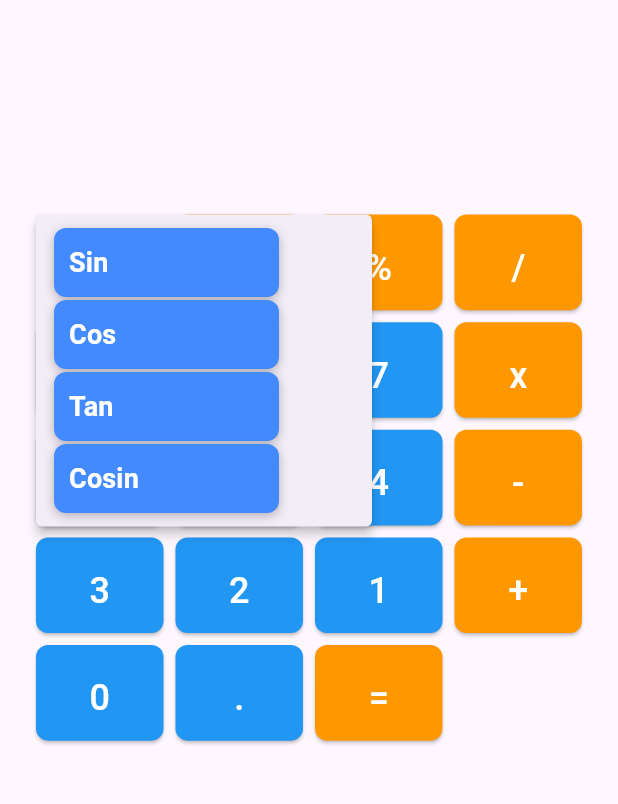
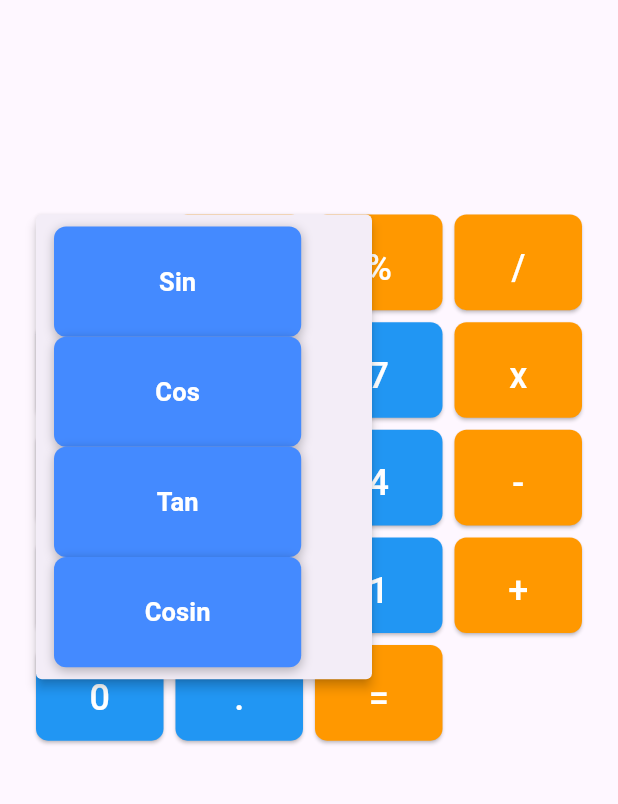
Before and after one commit to PTD-269/android-calculator, a Flutter app: the screen it shows after launch, after a tap on the "more vert" icon, on a phone screen of 412 x 824 dp, the part 168-972 px from its top. Run offline on Flutter 3.47's test engine with Material 3 defaults, Android fonts, the phone set to English and light mode, and no system bars.

Commit message:
fix 1: padding more

```diff
--- a/lib/Widgets/MoreOptionsMenu.dart
+++ b/lib/Widgets/MoreOptionsMenu.dart
@@ -1,15 +1,80 @@
+// import 'package:flutter/material.dart';
+// class MoreOptionsMenu extends StatelessWidget {
+//   final Function(String) onOptionSelected;
+
+//   MoreOptionsMenu({required this.onOptionSelected});
+
+//   final List<String> moreOptions = [
+//     "Sin","Cos","Tan","Cosin"
+//   ];
+
+//   @override
+//   Widget build(BuildContext context) {
+//     return PopupMenuButton<String>(
+//       onSelected: onOptionSelected,
+//       itemBuilder: (BuildContext context) {
+//         return moreOptions.map((String option) {
+//           return PopupMenuItem<String>(
+//             value: option,
+//             child: Container(
+//               width: 150,
+//               padding: EdgeInsets.all(10),
+//               decoration: BoxDecoration(
+//                 color: Colors.blueAccent, // Chỉnh màu nền
+//                 borderRadius: BorderRadius.circular(8),
+//                 boxShadow: [
+//                   BoxShadow(
+//                     color: Colors.black26,
+//                     blurRadius: 5,
+//                     offset: Offset(0, 2),
+//                   ),
+//                 ],
+//               ),
+//               child: Center(
+//                 child: Text(
+//                   option,
+
+//                   style: TextStyle(
+
+
+//                     fontSize: 18,
+//                     fontWeight: FontWeight.bold,
+//                     color: Colors.white,
+//                   ),
+//                 ),
+//               ),
+//             ),
+//           );
+//         }).toList();
+//       },
+//     );
+//   }
+// }
+//ver 2
+
+
+
 import 'package:flutter/material.dart';
+
 class MoreOptionsMenu extends StatelessWidget {
   final Function(String) onOptionSelected;
 
   MoreOptionsMenu({required this.onOptionSelected});
 
   final List<String> moreOptions = [
-    "Sin","Cos","Tan","Cosin"
+    "Sin", "Cos", "Tan", "Cosin"
   ];
 
   @override
   Widget build(BuildContext context) {
+    // Lấy kích thước màn hình từ MediaQuery
+    double screenWidth = MediaQuery.of(context).size.width;
+    double screenHeight = MediaQuery.of(context).size.height;
+
+    // Tính toán padding và chiều rộng hộp dựa trên kích thước màn hình
+    double horizontalPadding = screenWidth * 0.05; // 5% chiều rộng màn hình
+    double verticalPadding = screenHeight * 0.03;  // 3% chiều cao màn hình
+
     return PopupMenuButton<String>(
       onSelected: onOptionSelected,
       itemBuilder: (BuildContext context) {
@@ -17,25 +82,31 @@ class MoreOptionsMenu extends StatelessWidget {
           return PopupMenuItem<String>(
             value: option,
             child: Container(
-              width: 150,
-              padding: EdgeInsets.all(10),
+              // Chiều rộng hộp tự động điều chỉnh theo màn hình
+              width: screenWidth * 0.4, // Chiếm 40% chiều rộng màn hình
+              padding: EdgeInsets.symmetric(
+                horizontal: horizontalPadding, // Padding ngang tự tính
+                vertical: verticalPadding,    // Padding dọc tự tính
+              ),
               decoration: BoxDecoration(
-                color: Colors.blueAccent, // Chỉnh màu nền
-                borderRadius: BorderRadius.circular(8),
+                color: Colors.blueAccent, // Màu nền của hộp
+                borderRadius: BorderRadius.circular(8), // Bo tròn góc
                 boxShadow: [
                   BoxShadow(
                     color: Colors.black26,
                     blurRadius: 5,
-                    offset: Offset(0, 2),
+                    offset: Offset(0, 2), // Hiệu ứng bóng
                   ),
                 ],
               ),
-              child: Text(
-                option,
-                style: TextStyle(
-                  fontSize: 18,
-                  fontWeight: FontWeight.bold,
-                  color: Colors.white,
+              child: Center( // Căn chữ chính giữa
+                child: Text(
+                  option,
+                  style: TextStyle(
+                    fontSize: 17,
+                    fontWeight: FontWeight.bold,
+                    color: Colors.white,
+                  ),
                 ),
               ),
             ),
```
Also changed, not shown: lib/Widgets/ProgrammerKeyboard.dart (+0 -20 lines), 1 other file.
